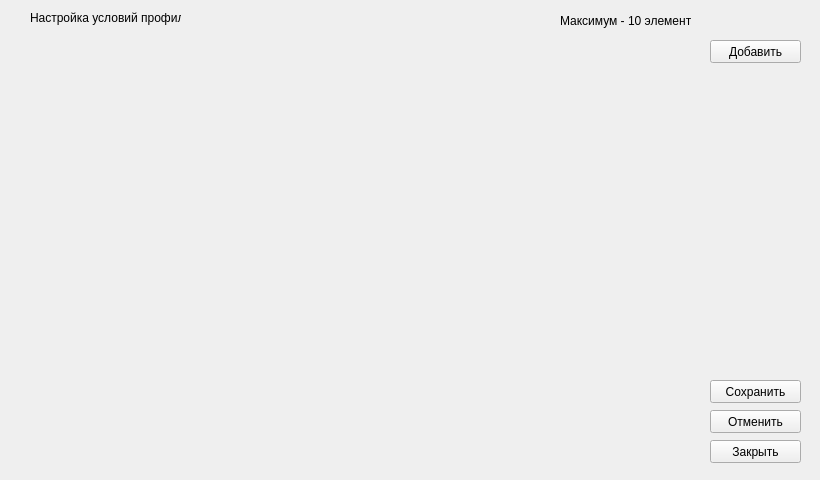
Old version of the form app/ui/profiles.ui in the repository ENCIDI/PNG-Streamer.
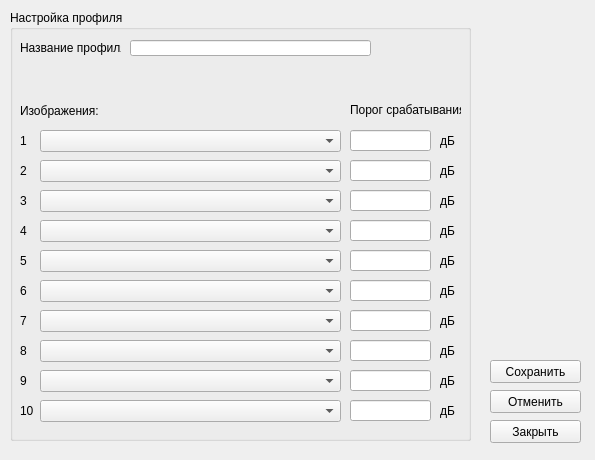
New version of the form.

Patch:
```diff
--- a/app/ui/profiles.ui
+++ b/app/ui/profiles.ui
@@ -6,67 +6,30 @@
    <rect>
     <x>0</x>
     <y>0</y>
-    <width>820</width>
-    <height>480</height>
+    <width>595</width>
+    <height>460</height>
    </rect>
   </property>
   <property name="minimumSize">
    <size>
-    <width>820</width>
-    <height>480</height>
+    <width>595</width>
+    <height>460</height>
    </size>
   </property>
   <property name="maximumSize">
    <size>
-    <width>820</width>
-    <height>480</height>
+    <width>595</width>
+    <height>460</height>
    </size>
   </property>
   <property name="windowTitle">
    <string>Profile Settings</string>
   </property>
-  <widget class="QWidget" name="verticalLayoutWidget">
-   <property name="geometry">
-    <rect>
-     <x>30</x>
-     <y>40</y>
-     <width>661</width>
-     <height>421</height>
-    </rect>
-   </property>
-   <layout class="QVBoxLayout" name="verticalLayout"/>
-  </widget>
-  <widget class="QLabel" name="label">
-   <property name="geometry">
-    <rect>
-     <x>30</x>
-     <y>10</y>
-     <width>151</width>
-     <height>16</height>
-    </rect>
-   </property>
-   <property name="text">
-    <string>Настройка условий профиля</string>
-   </property>
-  </widget>
-  <widget class="QLabel" name="label_2">
-   <property name="geometry">
-    <rect>
-     <x>560</x>
-     <y>10</y>
-     <width>131</width>
-     <height>21</height>
-    </rect>
-   </property>
-   <property name="text">
-    <string>Максимум - 10 элементов</string>
-   </property>
-  </widget>
   <widget class="QPushButton" name="saveButton">
    <property name="geometry">
     <rect>
-     <x>710</x>
-     <y>380</y>
+     <x>490</x>
+     <y>360</y>
      <width>91</width>
      <height>23</height>
     </rect>
@@ -78,8 +41,8 @@
   <widget class="QPushButton" name="cancelButton">
    <property name="geometry">
     <rect>
-     <x>710</x>
-     <y>410</y>
+     <x>490</x>
+     <y>390</y>
      <width>91</width>
      <height>23</height>
     </rect>
@@ -91,8 +54,8 @@
   <widget class="QPushButton" name="exitButton">
    <property name="geometry">
     <rect>
-     <x>710</x>
-     <y>440</y>
+     <x>490</x>
+     <y>420</y>
      <width>91</width>
      <height>23</height>
     </rect>
@@ -101,18 +64,587 @@
     <string>Закрыть</string>
    </property>
   </widget>
-  <widget class="QPushButton" name="addButton">
+  <widget class="QGroupBox" name="settingsBox">
    <property name="geometry">
     <rect>
-     <x>710</x>
-     <y>40</y>
-     <width>91</width>
-     <height>23</height>
+     <x>10</x>
+     <y>10</y>
+     <width>461</width>
+     <height>431</height>
     </rect>
    </property>
-   <property name="text">
-    <string>Добавить</string>
+   <property name="title">
+    <string>Настройка профиля</string>
    </property>
+   <widget class="QComboBox" name="path1">
+    <property name="geometry">
+     <rect>
+      <x>30</x>
+      <y>120</y>
+      <width>301</width>
+      <height>22</height>
+     </rect>
+    </property>
+   </widget>
+   <widget class="QLabel" name="label">
+    <property name="geometry">
+     <rect>
+      <x>10</x>
+      <y>30</y>
+      <width>101</width>
+      <height>16</height>
+     </rect>
+    </property>
+    <property name="text">
+     <string>Название профиля:</string>
+    </property>
+   </widget>
+   <widget class="QLineEdit" name="profile_name">
+    <property name="geometry">
+     <rect>
+      <x>120</x>
+      <y>30</y>
+      <width>241</width>
+      <height>16</height>
+     </rect>
+    </property>
+   </widget>
+   <widget class="QLabel" name="label_2">
+    <property name="geometry">
+     <rect>
+      <x>10</x>
+      <y>90</y>
+      <width>101</width>
+      <height>21</height>
+     </rect>
+    </property>
+    <property name="text">
+     <string>Изображения:</string>
+    </property>
+   </widget>
+   <widget class="QLabel" name="label_3">
+    <property name="geometry">
+     <rect>
+      <x>10</x>
+      <y>120</y>
+      <width>21</width>
+      <height>21</height>
+     </rect>
+    </property>
+    <property name="text">
+     <string>1</string>
+    </property>
+    <property name="wordWrap">
+     <bool>false</bool>
+    </property>
+   </widget>
+   <widget class="QComboBox" name="path2">
+    <property name="geometry">
+     <rect>
+      <x>30</x>
+      <y>150</y>
+      <width>301</width>
+      <height>22</height>
+     </rect>
+    </property>
+   </widget>
+   <widget class="QLabel" name="label_4">
+    <property name="geometry">
+     <rect>
+      <x>10</x>
+      <y>150</y>
+      <width>21</width>
+      <height>21</height>
+     </rect>
+    </property>
+    <property name="text">
+     <string>2</string>
+    </property>
+    <property name="wordWrap">
+     <bool>false</bool>
+    </property>
+   </widget>
+   <widget class="QComboBox" name="path3">
+    <property name="geometry">
+     <rect>
+      <x>30</x>
+      <y>180</y>
+      <width>301</width>
+      <height>22</height>
+     </rect>
+    </property>
+   </widget>
+   <widget class="QLabel" name="label_5">
+    <property name="geometry">
+     <rect>
+      <x>10</x>
+      <y>180</y>
+      <width>21</width>
+      <height>21</height>
+     </rect>
+    </property>
+    <property name="text">
+     <string>3</string>
+    </property>
+    <property name="wordWrap">
+     <bool>false</bool>
+    </property>
+   </widget>
+   <widget class="QLineEdit" name="db1">
+    <property name="geometry">
+     <rect>
+      <x>340</x>
+      <y>120</y>
+      <width>81</width>
+      <height>21</height>
+     </rect>
+    </property>
+   </widget>
+   <widget class="QLineEdit" name="db2">
+    <property name="geometry">
+     <rect>
+      <x>340</x>
+      <y>150</y>
+      <width>81</width>
+      <height>21</height>
+     </rect>
+    </property>
+   </widget>
+   <widget class="QLineEdit" name="db3">
+    <property name="geometry">
+     <rect>
+      <x>340</x>
+      <y>180</y>
+      <width>81</width>
+      <height>21</height>
+     </rect>
+    </property>
+   </widget>
+   <widget class="QLabel" name="label_6">
+    <property name="geometry">
+     <rect>
+      <x>430</x>
+      <y>120</y>
+      <width>21</width>
+      <height>21</height>
+     </rect>
+    </property>
+    <property name="text">
+     <string>дБ</string>
+    </property>
+    <property name="wordWrap">
+     <bool>false</bool>
+    </property>
+   </widget>
+   <widget class="QLabel" name="label_7">
+    <property name="geometry">
+     <rect>
+      <x>430</x>
+      <y>150</y>
+      <width>21</width>
+      <height>21</height>
+     </rect>
+    </property>
+    <property name="text">
+     <string>дБ</string>
+    </property>
+    <property name="wordWrap">
+     <bool>false</bool>
+    </property>
+   </widget>
+   <widget class="QLabel" name="label_8">
+    <property name="geometry">
+     <rect>
+      <x>430</x>
+      <y>180</y>
+      <width>21</width>
+      <height>21</height>
+     </rect>
+    </property>
+    <property name="text">
+     <string>дБ</string>
+    </property>
+    <property name="wordWrap">
+     <bool>false</bool>
+    </property>
+   </widget>
+   <widget class="QLabel" name="label_9">
+    <property name="geometry">
+     <rect>
+      <x>430</x>
+      <y>210</y>
+      <width>21</width>
+      <height>21</height>
+     </rect>
+    </property>
+    <property name="text">
+     <string>дБ</string>
+    </property>
+    <property name="wordWrap">
+     <bool>false</bool>
+    </property>
+   </widget>
+   <widget class="QComboBox" name="path4">
+    <property name="geometry">
+     <rect>
+      <x>30</x>
+      <y>210</y>
+      <width>301</width>
+      <height>22</height>
+     </rect>
+    </property>
+   </widget>
+   <widget class="QLabel" name="label_10">
+    <property name="geometry">
+     <rect>
+      <x>10</x>
+      <y>210</y>
+      <width>21</width>
+      <height>21</height>
+     </rect>
+    </property>
+    <property name="text">
+     <string>4</string>
+    </property>
+    <property name="wordWrap">
+     <bool>false</bool>
+    </property>
+   </widget>
+   <widget class="QLineEdit" name="db4">
+    <property name="geometry">
+     <rect>
+      <x>340</x>
+      <y>210</y>
+      <width>81</width>
+      <height>21</height>
+     </rect>
+    </property>
+   </widget>
+   <widget class="QLabel" name="label_11">
+    <property name="geometry">
+     <rect>
+      <x>430</x>
+      <y>240</y>
+      <width>21</width>
+      <height>21</height>
+     </rect>
+    </property>
+    <property name="text">
+     <string>дБ</string>
+    </property>
+    <property name="wordWrap">
+     <bool>false</bool>
+    </property>
+   </widget>
+   <widget class="QComboBox" name="path5">
+    <property name="geometry">
+     <rect>
+      <x>30</x>
+      <y>240</y>
+      <width>301</width>
+      <height>22</height>
+     </rect>
+    </property>
+   </widget>
+   <widget class="QLabel" name="label_12">
+    <property name="geometry">
+     <rect>
+      <x>10</x>
+      <y>240</y>
+      <width>21</width>
+      <height>21</height>
+     </rect>
+    </property>
+    <property name="text">
+     <string>5</string>
+    </property>
+    <property name="wordWrap">
+     <bool>false</bool>
+    </property>
+   </widget>
+   <widget class="QLineEdit" name="db5">
+    <property name="geometry">
+     <rect>
+      <x>340</x>
+      <y>240</y>
+      <width>81</width>
+      <height>21</height>
+     </rect>
+    </property>
+   </widget>
+   <widget class="QLabel" name="label_13">
+    <property name="geometry">
+     <rect>
+      <x>430</x>
+      <y>270</y>
+      <width>21</width>
+      <height>21</height>
+     </rect>
+    </property>
+    <property name="text">
+     <string>дБ</string>
+    </property>
+    <property name="wordWrap">
+     <bool>false</bool>
+    </property>
+   </widget>
+   <widget class="QComboBox" name="path6">
+    <property name="geometry">
+     <rect>
+      <x>30</x>
+      <y>270</y>
+      <width>301</width>
+      <height>22</height>
+     </rect>
+    </property>
+   </widget>
+   <widget class="QLabel" name="label_14">
+    <property name="geometry">
+     <rect>
+      <x>10</x>
+      <y>270</y>
+      <width>21</width>
+      <height>21</height>
+     </rect>
+    </property>
+    <property name="text">
+     <string>6</string>
+    </property>
+    <property name="wordWrap">
+     <bool>false</bool>
+    </property>
+   </widget>
+   <widget class="QLineEdit" name="db6">
+    <property name="geometry">
+     <rect>
+      <x>340</x>
+      <y>270</y>
+      <width>81</width>
+      <height>21</height>
+     </rect>
+    </property>
+   </widget>
+   <widget class="QLabel" name="label_15">
+    <property name="geometry">
+     <rect>
+      <x>430</x>
+      <y>300</y>
+      <width>21</width>
+      <height>21</height>
+     </rect>
+    </property>
+    <property name="text">
+     <string>дБ</string>
+    </property>
+    <property name="wordWrap">
+     <bool>false</bool>
+    </property>
+   </widget>
+   <widget class="QComboBox" name="path7">
+    <property name="geometry">
+     <rect>
+      <x>30</x>
+      <y>300</y>
+      <width>301</width>
+      <height>22</height>
+     </rect>
+    </property>
+   </widget>
+   <widget class="QLabel" name="label_16">
+    <property name="geometry">
+     <rect>
+      <x>10</x>
+      <y>300</y>
+      <width>21</width>
+      <height>21</height>
+     </rect>
+    </property>
+    <property name="text">
+     <string>7</string>
+    </property>
+    <property name="wordWrap">
+     <bool>false</bool>
+    </property>
+   </widget>
+   <widget class="QLineEdit" name="db7">
+    <property name="geometry">
+     <rect>
+      <x>340</x>
+      <y>300</y>
+      <width>81</width>
+      <height>21</height>
+     </rect>
+    </property>
+   </widget>
+   <widget class="QLabel" name="label_17">
+    <property name="geometry">
+     <rect>
+      <x>430</x>
+      <y>330</y>
+      <width>21</width>
+      <height>21</height>
+     </rect>
+    </property>
+    <property name="text">
+     <string>дБ</string>
+    </property>
+    <property name="wordWrap">
+     <bool>false</bool>
+    </property>
+   </widget>
+   <widget class="QComboBox" name="path8">
+    <property name="geometry">
+     <rect>
+      <x>30</x>
+      <y>330</y>
+      <width>301</width>
+      <height>22</height>
+     </rect>
+    </property>
+   </widget>
+   <widget class="QLabel" name="label_18">
+    <property name="geometry">
+     <rect>
+      <x>10</x>
+      <y>330</y>
+      <width>21</width>
+      <height>21</height>
+     </rect>
+    </property>
+    <property name="text">
+     <string>8</string>
+    </property>
+    <property name="wordWrap">
+     <bool>false</bool>
+    </property>
+   </widget>
+   <widget class="QLineEdit" name="db8">
+    <property name="geometry">
+     <rect>
+      <x>340</x>
+      <y>330</y>
+      <width>81</width>
+      <height>21</height>
+     </rect>
+    </property>
+   </widget>
+   <widget class="QLabel" name="label_19">
+    <property name="geometry">
+     <rect>
+      <x>430</x>
+      <y>360</y>
+      <width>21</width>
+      <height>21</height>
+     </rect>
+    </property>
+    <property name="text">
+     <string>дБ</string>
+    </property>
+    <property name="wordWrap">
+     <bool>false</bool>
+    </property>
+   </widget>
+   <widget class="QComboBox" name="path9">
+    <property name="geometry">
+     <rect>
+      <x>30</x>
+      <y>360</y>
+      <width>301</width>
+      <height>22</height>
+     </rect>
+    </property>
+   </widget>
+   <widget class="QLabel" name="label_20">
+    <property name="geometry">
+     <rect>
+      <x>10</x>
+      <y>360</y>
+      <width>21</width>
+      <height>21</height>
+     </rect>
+    </property>
+    <property name="text">
+     <string>9</string>
+    </property>
+    <property name="wordWrap">
+     <bool>false</bool>
+    </property>
+   </widget>
+   <widget class="QLineEdit" name="db9">
+    <property name="geometry">
+     <rect>
+      <x>340</x>
+      <y>360</y>
+      <width>81</width>
+      <height>21</height>
+     </rect>
+    </property>
+   </widget>
+   <widget class="QLabel" name="label_21">
+    <property name="geometry">
+     <rect>
+      <x>430</x>
+      <y>390</y>
+      <width>21</width>
+      <height>21</height>
+     </rect>
+    </property>
+    <property name="text">
+     <string>дБ</string>
+    </property>
+    <property name="wordWrap">
+     <bool>false</bool>
+    </property>
+   </widget>
+   <widget class="QComboBox" name="path10">
+    <property name="geometry">
+     <rect>
+      <x>30</x>
+      <y>390</y>
+      <width>301</width>
+      <height>22</height>
+     </rect>
+    </property>
+   </widget>
+   <widget class="QLabel" name="label_22">
+    <property name="geometry">
+     <rect>
+      <x>10</x>
+      <y>390</y>
+      <width>21</width>
+      <height>21</height>
+     </rect>
+    </property>
+    <property name="text">
+     <string>10</string>
+    </property>
+    <property name="wordWrap">
+     <bool>false</bool>
+    </property>
+   </widget>
+   <widget class="QLineEdit" name="db10">
+    <property name="geometry">
+     <rect>
+      <x>340</x>
+      <y>390</y>
+      <width>81</width>
+      <height>21</height>
+     </rect>
+    </property>
+   </widget>
+   <widget class="QLabel" name="label_23">
+    <property name="geometry">
+     <rect>
+      <x>340</x>
+      <y>90</y>
+      <width>111</width>
+      <height>20</height>
+     </rect>
+    </property>
+    <property name="text">
+     <string>Порог срабатывания</string>
+    </property>
+   </widget>
   </widget>
  </widget>
  <resources/>
```
